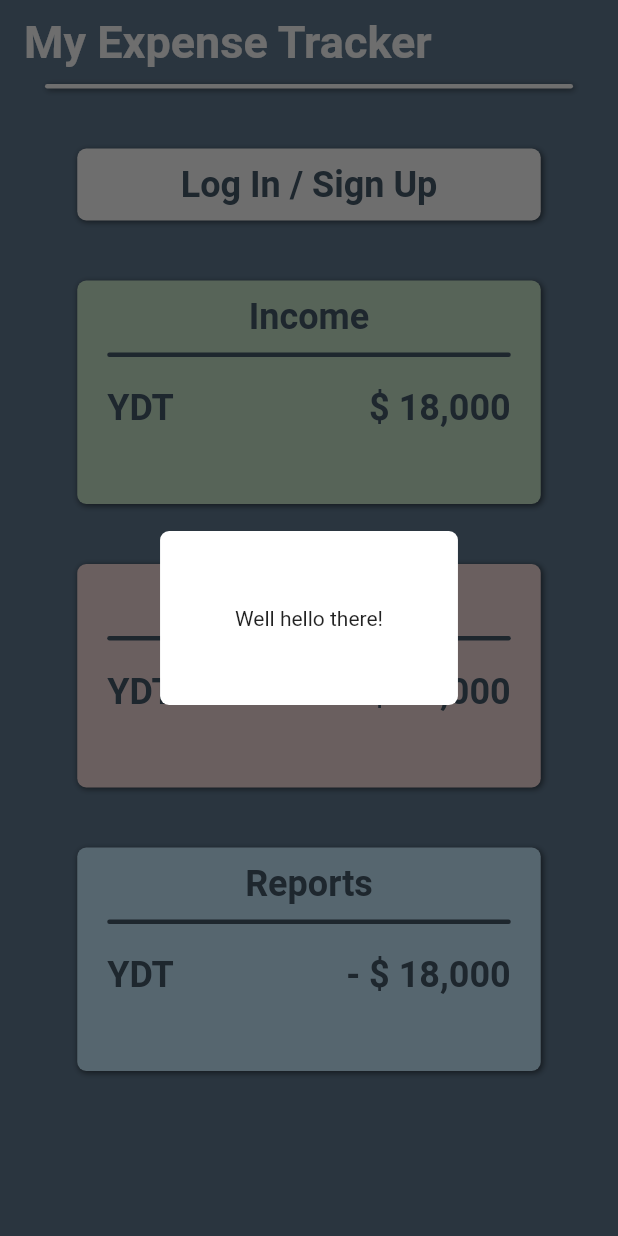
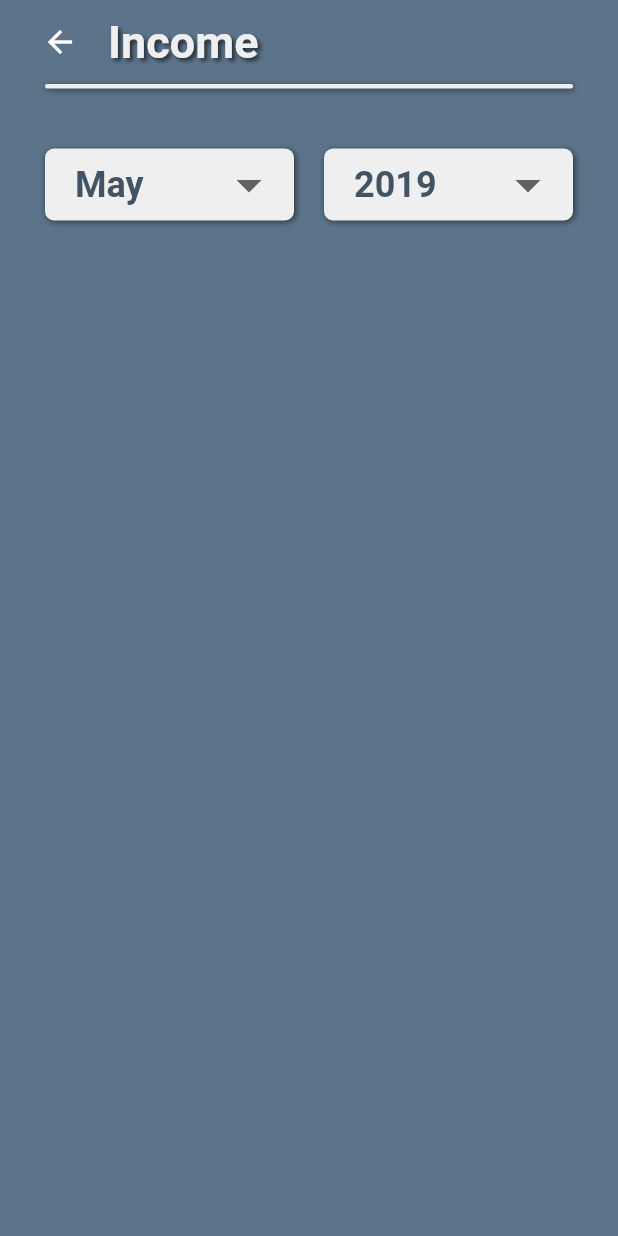
Before and after one commit to ibgrav/realty_flutter, a Flutter app: the screen it shows after launch, after a tap on "Income", on a phone screen of 412 x 824 dp. Run offline on Flutter 3.47's test engine with Material 2 defaults, Android fonts, the phone set to English and light mode, and no system bars; our stand-ins replace dio, firebase_auth, firebase_core, firebase_storage, flutter_secure_storage; accounts and stored records are empty; Roboto replaces fonts that are missing (Montserrat).

```diff
--- a/lib/glob.dart
+++ b/lib/glob.dart
@@ -164,15 +164,23 @@ String createNewData() {
 
 TextStyle headStyle(int color) {
   return TextStyle(
-      fontFamily: 'Montserrat',
-      fontWeight: FontWeight.bold,
-      color: Color(color),
-      fontSize: 30.0);
+    fontFamily: 'Montserrat',
+    fontWeight: FontWeight.bold,
+    color: Color(color),
+    fontSize: 30.0,
+    shadows: <Shadow>[
+      Shadow(
+        offset: Offset(2, 2),
+        blurRadius: 3.0,
+        color: Color.fromARGB(155, 0, 0, 0),
+      ),
+    ],
+  );
 }
 
 TextStyle subHeadStyle(String color) {
   var returnColor = 0xFF425464;
-  if(color == 'light') returnColor = 0xFFEFEFEF;
+  if (color == 'light') returnColor = 0xFFEFEFEF;
 
   return TextStyle(
       fontFamily: 'Montserrat',
--- a/lib/main.dart
+++ b/lib/main.dart
@@ -10,17 +10,26 @@ void main() async {
   runApp(MyApp());
 }
 
-class MyApp extends StatelessWidget {
-  @override
-  Widget build(BuildContext context) {
+mainLayout(context, title, back, bodyPage) {
+  Padding backArrow = back
+      ? Padding(
+          padding: EdgeInsets.only(left: 20),
+          child: IconButton(
+            icon: Icon(Icons.arrow_back),
+            onPressed: () => Navigator.pop(context, false),
+          ),
+        )
+      : null;
+
   return MaterialApp(
     title: 'My Expense Tracker',
     home: Scaffold(
       backgroundColor: Color(0xFF5C748A),
       appBar: AppBar(
+        leading: backArrow,
         elevation: 0.0,
         title: Text(
-            'My Expense Tracker',
+          title,
           style: glob.headStyle(0xFFEFEFEF),
         ),
         backgroundColor: Color(0xFF5C748A),
@@ -34,9 +43,15 @@ class MyApp extends StatelessWidget {
             ),
             preferredSize: Size.fromHeight(3.0)),
       ),
-        body: MyHomePage(),
+      body: bodyPage,
     ),
   );
+}
+
+class MyApp extends StatelessWidget {
+  @override
+  Widget build(BuildContext context) {
+    return mainLayout(context, 'My Expense Tracker', false, MyHomePage());
   }
 }
 
@@ -114,14 +129,7 @@ class _MyHomePageState extends State<MyHomePage> {
           SizedBox(height: 40),
           GestureDetector(
             onTap: () {
-              setState(() {
-                incomeSelected = !incomeSelected;
-              });
-
-              showDialog(
-                context: context,
-                builder: (_) => OpenBox(),
-              );
+              glob.pushMember(context, IncomePage());
             },
             child: AnimatedContainer(
               duration: Duration(milliseconds: 250),
@@ -134,14 +142,7 @@ class _MyHomePageState extends State<MyHomePage> {
           SizedBox(height: 40),
           GestureDetector(
             onTap: () {
-              setState(() {
-                expenseSelected = !expenseSelected;
-              });
-
-              showDialog(
-                context: context,
-                builder: (_) => OpenBox(),
-              );
+              glob.pushMember(context, ExpensePage());
             },
             child: AnimatedContainer(
               duration: Duration(milliseconds: 250),
@@ -154,14 +155,7 @@ class _MyHomePageState extends State<MyHomePage> {
           SizedBox(height: 40),
           GestureDetector(
             onTap: () {
-              setState(() {
-                reportSelected = !reportSelected;
-              });
-
-              showDialog(
-                context: context,
-                builder: (_) => OpenBox(),
-              );
+              glob.pushMember(context, ReportsPage());
             },
             child: AnimatedContainer(
               duration: Duration(milliseconds: 250),
@@ -391,3 +385,136 @@ class OpenBoxState extends State<OpenBox> with SingleTickerProviderStateMixin {
     );
   }
 }
+
+class IncomePage extends StatefulWidget {
+  IncomePage({Key key}) : super(key: key);
+
+  @override
+  _IncomePagePageState createState() => _IncomePagePageState();
+}
+
+class _IncomePagePageState extends State<IncomePage> {
+  String monthDropValue = 'May';
+  String yearDropValue = '2019';
+
+  @override
+  Widget build(BuildContext context) {
+    return mainLayout(
+      context,
+      'Income',
+      true,
+      SingleChildScrollView(
+        child: Padding(
+          padding: EdgeInsets.fromLTRB(30, 40, 30, 40),
+          child: Column(
+            children: [
+              Row(
+                children: [
+                  Expanded(
+                    child: DecoratedBox(
+                      decoration: glob.boxDec(0xFFEFEFEF),
+                      child: Padding(
+                        padding: EdgeInsets.fromLTRB(20, 0, 10, 0),
+                        child: DropdownButtonHideUnderline(
+                          child: DropdownButton<String>(
+                            isExpanded: true,
+                            elevation: 0,
+                            iconSize: 40,
+                            style: glob.subHeadStyle('dark'),
+                            value: monthDropValue,
+                            onChanged: (String newValue) {
+                              setState(() {
+                                monthDropValue = newValue;
+                              });
+                            },
+                            items: <String>[
+                              "Jan",
+                              "Feb",
+                              "Mar",
+                              "Apr",
+                              "May",
+                              "Jun",
+                              "Jul",
+                              "Aug",
+                              "Sep",
+                              "Oct",
+                              "Nov",
+                              "Dec"
+                            ].map<DropdownMenuItem<String>>((String value) {
+                              return DropdownMenuItem<String>(
+                                value: value,
+                                child: Text(value),
+                              );
+                            }).toList(),
+                          ),
+                        ),
+                      ),
+                    ),
+                  ),
+                  SizedBox(width: 20),
+                  Expanded(
+                    child: DecoratedBox(
+                      decoration: glob.boxDec(0xFFEFEFEF),
+                      child: Padding(
+                        padding: EdgeInsets.fromLTRB(20, 0, 10, 0),
+                        child: DropdownButtonHideUnderline(
+                          child: DropdownButton<String>(
+                            isExpanded: true,
+                            elevation: 5,
+                            iconSize: 40,
+                            style: glob.subHeadStyle('dark'),
+                            value: yearDropValue,
+                            onChanged: (String newValue) {
+                              setState(() {
+                                yearDropValue = newValue;
+                              });
+                            },
+                            items: <String>["2018", "2019"]
+                                .map<DropdownMenuItem<String>>((String value) {
+                              return DropdownMenuItem<String>(
+                                value: value,
+                                child: Text(value),
+                              );
+                            }).toList(),
+                          ),
+                        ),
+                      ),
+                    ),
+                  ),
+                ],
+              ),
+            ],
+          ),
+        ),
+      ),
+    );
+  }
+}
+
+class ExpensePage extends StatefulWidget {
+  ExpensePage({Key key}) : super(key: key);
+
+  @override
+  _ExpensePageState createState() => _ExpensePageState();
+}
+
+class _ExpensePageState extends State<ExpensePage> {
+  @override
+  Widget build(BuildContext context) {
+    return mainLayout(context, 'Expenses', true, Text('hey'));
+  }
+}
+
+class ReportsPage extends StatefulWidget {
+  ReportsPage({Key key}) : super(key: key);
+
+  @override
+  _ReportsPageState createState() => _ReportsPageState();
+}
+
+class _ReportsPageState extends State<ReportsPage> {
+  @override
+  Widget build(BuildContext context) {
+    return mainLayout(context, 'Reports', true, Text('hey'));
+  }
+}
```
Also changed, not shown: lib/old-main.dart (deleted, +0 -67 lines). Lines whose indentation alone changed are shown as unchanged.
